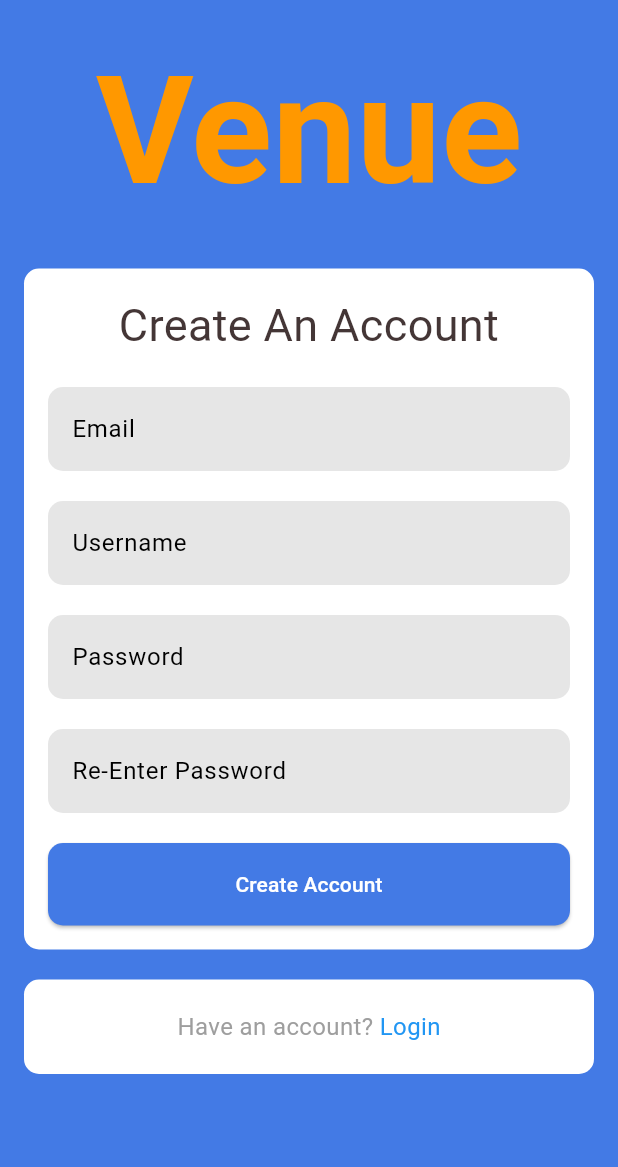
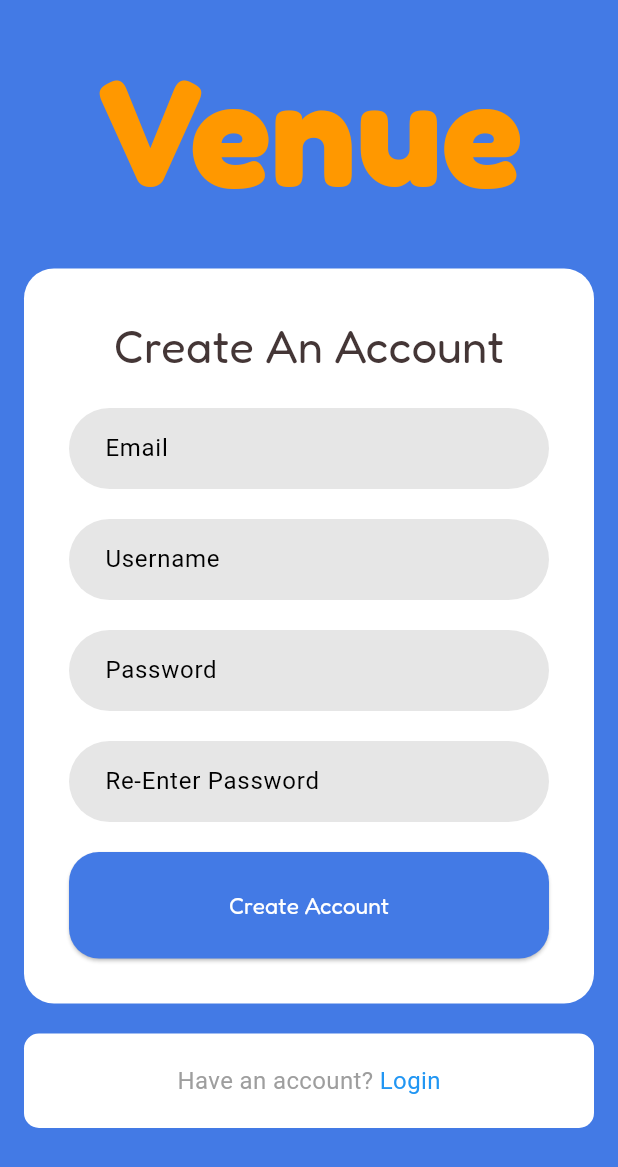
Before and after one commit to trungtran1234/Venue, a Flutter app: the screen it shows after launch, on a phone screen of 412 x 824 dp. Shown: the top 1167 px of the screen. Run offline on Flutter 3.47's test engine with Material 3 defaults, Android fonts, the phone set to English and light mode, and no system bars.

Commit message:
small ui changes

```diff
--- a/lib/signup.dart
+++ b/lib/signup.dart
@@ -16,6 +16,7 @@ class SignUpPage extends StatelessWidget {
                 'Venue',
                 style: TextStyle(
                   color: Colors.orange,
+                  fontFamily: 'Fredoka',
                   fontSize: 100.0,
                   fontWeight: FontWeight.bold,
                 ),
@@ -26,9 +27,9 @@ class SignUpPage extends StatelessWidget {
             Container(
               decoration: BoxDecoration(
                 color: Colors.white,
-                borderRadius: BorderRadius.circular(10),
+                borderRadius: BorderRadius.circular(20),
               ),
-              padding: EdgeInsets.all(16.0),
+              padding: EdgeInsets.all(30.0),
               child: Column(
                 children: [
                   // Title for the sign-up form
@@ -37,6 +38,7 @@ class SignUpPage extends StatelessWidget {
                     textAlign: TextAlign.center,
                     style: TextStyle(
                       color: Color(0xFF443636),
+                      fontFamily: 'Fredoka',
                       fontSize: 30.0,
                     ),
                   ),
@@ -53,11 +55,11 @@ class SignUpPage extends StatelessWidget {
                       backgroundColor:
                           MaterialStateProperty.all<Color>(Color(0xFF437AE5)),
                       padding: MaterialStateProperty.all<EdgeInsetsGeometry>(
-                        EdgeInsets.symmetric(vertical: 16.0),
+                        EdgeInsets.symmetric(vertical: 25.0),
                       ),
                       shape: MaterialStateProperty.all<OutlinedBorder>(
                         RoundedRectangleBorder(
-                          borderRadius: BorderRadius.circular(10),
+                          borderRadius: BorderRadius.circular(20),
                         ),
                       ),
                       minimumSize: MaterialStateProperty.all<Size>(
@@ -68,6 +70,8 @@ class SignUpPage extends StatelessWidget {
                     child: Text(
                       'Create Account',
                       style: TextStyle(
+                        fontFamily: 'Fredoka',
+                        fontSize: 15.0,
                         color: Colors.white, // Set text color to white
                       ),
                     ),
@@ -141,8 +145,9 @@ class _SignUpFormState extends State<SignUpForm> {
             hintText: 'Email',
             filled: true,
             fillColor: Color(0xFFE6E6E6),
+            contentPadding: EdgeInsets.symmetric(vertical: 15, horizontal: 20),
             border: OutlineInputBorder(
-              borderRadius: BorderRadius.circular(10.0),
+              borderRadius: BorderRadius.circular(50.0),
               borderSide: BorderSide.none,
             ),
           ),
@@ -155,8 +160,9 @@ class _SignUpFormState extends State<SignUpForm> {
             hintText: 'Username',
             filled: true,
             fillColor: Color(0xFFE6E6E6),
+            contentPadding: EdgeInsets.symmetric(vertical: 15, horizontal: 20),
             border: OutlineInputBorder(
-              borderRadius: BorderRadius.circular(10.0),
+              borderRadius: BorderRadius.circular(50.0),
               borderSide: BorderSide.none,
             ),
           ),
@@ -169,8 +175,9 @@ class _SignUpFormState extends State<SignUpForm> {
             hintText: 'Password',
             filled: true,
             fillColor: Color(0xFFE6E6E6),
+            contentPadding: EdgeInsets.symmetric(vertical: 15, horizontal: 20),
             border: OutlineInputBorder(
-              borderRadius: BorderRadius.circular(10.0),
+              borderRadius: BorderRadius.circular(50.0),
               borderSide: BorderSide.none,
             ),
           ),
@@ -184,8 +191,9 @@ class _SignUpFormState extends State<SignUpForm> {
             hintText: 'Re-Enter Password',
             filled: true,
             fillColor: Color(0xFFE6E6E6),
+            contentPadding: EdgeInsets.symmetric(vertical: 15, horizontal: 20),
             border: OutlineInputBorder(
-              borderRadius: BorderRadius.circular(10.0),
+              borderRadius: BorderRadius.circular(50.0),
               borderSide: BorderSide.none,
             ),
           ),
```
Also changed, not shown: lib/login.dart (+10 -4 lines), pubspec.yaml (+8 -10 lines), fonts/Fredoka-Bold.ttf (added), fonts/Fredoka-Regular.ttf (added).
